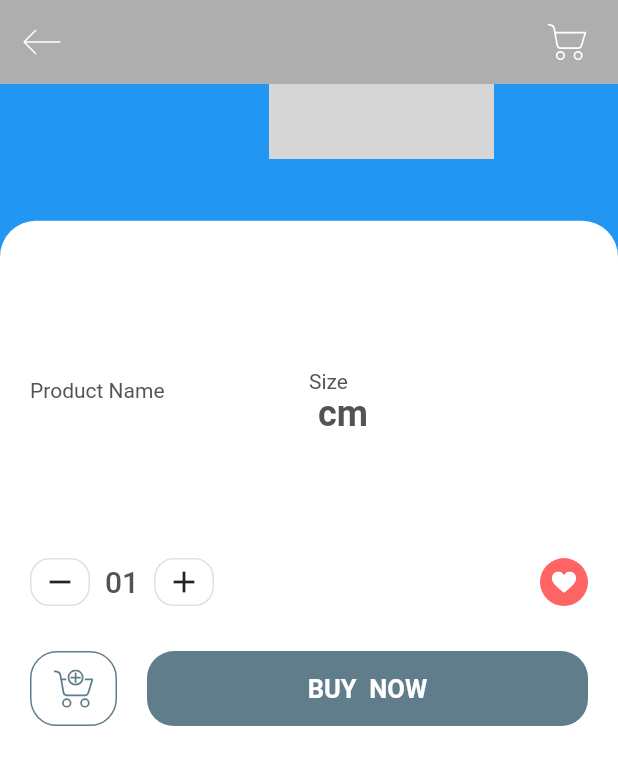
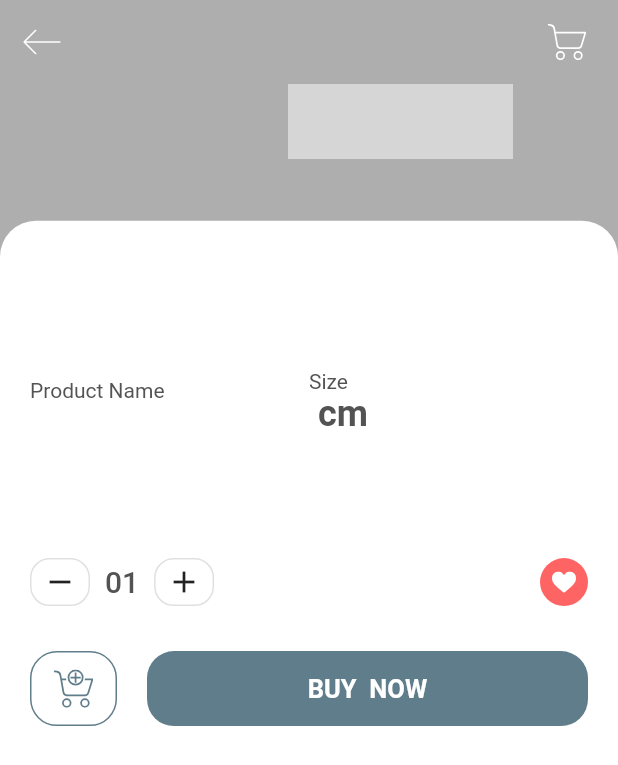
Before and after one commit to saurabhgrewal718/RealBoldAlive, a Flutter app: the DetailsScreen screen opened directly with empty values, scrolled down 156 dp, on a phone screen of 412 x 824 dp. Shown: the top 765 px of the screen. Run offline on Flutter 3.47's test engine with Material 2 defaults, Android fonts, the phone set to English and light mode, and no system bars; our stand-ins replace cloud_firestore, flutter_svg, simple_animations; accounts and stored records are empty; network calls fail; project files that could hold a hidden picture were left out; grey boxes are pictures that could not be loaded.

Commit message:
image and prie ui fixed

```diff
--- a/lib/screens/details/components/product_title_with_image.dart
+++ b/lib/screens/details/components/product_title_with_image.dart
@@ -30,7 +30,7 @@ class ProductTitleWithImage extends StatelessWidget {
                 .copyWith(color: Colors.white, fontWeight: FontWeight.bold),
           ),
           Row(
-            mainAxisAlignment: MainAxisAlignment.spaceEvenly,
+            mainAxisAlignment: MainAxisAlignment.spaceBetween,
             children: <Widget>[
               RichText(
                 text: TextSpan(
@@ -46,6 +46,7 @@ class ProductTitleWithImage extends StatelessWidget {
               ),
 
               Container(
+                margin: EdgeInsets.only(right:50),
                 height: 150,
                 width: 150,
                 child: Hero(
--- a/lib/screens/details/details_screen.dart
+++ b/lib/screens/details/details_screen.dart
@@ -12,7 +12,7 @@ class DetailsScreen extends StatelessWidget {
   Widget build(BuildContext context) {
     return Scaffold(
       // each product have a color
-      backgroundColor: Colors.blue,
+      backgroundColor: Color(0xFFAEAEAE),
       appBar: buildAppBar(context),
       body: Body(product: product),
     );
```
Also changed, not shown: lib/screens/home/components/item_card.dart (+14 -1 lines).
